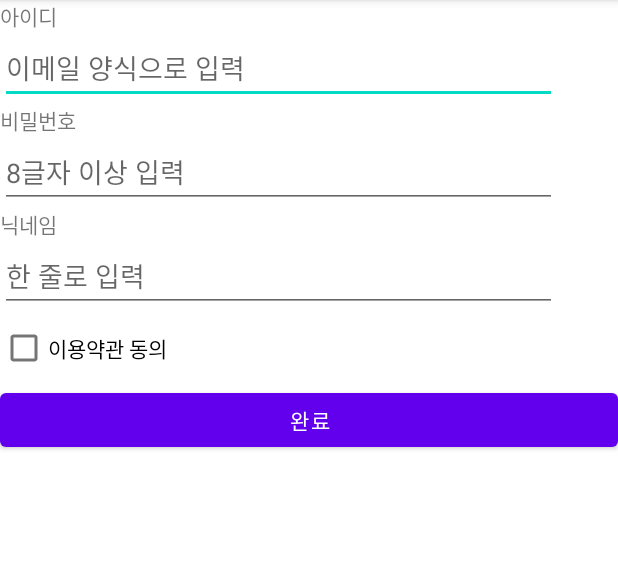
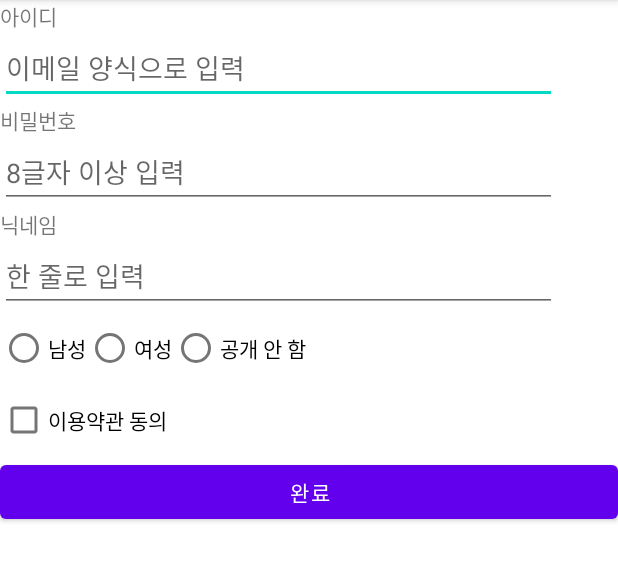
Before and after one commit to Sohee0428/SignUpUIPractice_Sohee, an Android app: the screen it shows after launch (MainActivity), on a phone screen of 412 x 824 dp, the part 84-665 px from its top. Run offline under Robolectric (Android 15) with nearby library versions, the phone set to English and light mode, and no system bars.

Commit message:
RadioButton 속성 체험

```diff
--- a/app/src/main/res/layout/activity_main.xml
+++ b/app/src/main/res/layout/activity_main.xml
@@ -53,6 +53,31 @@
 
 
 
+    <RadioGroup
+        android:layout_width="wrap_content"
+        android:layout_height="wrap_content"
+        android:orientation="horizontal">
+
+        <RadioButton
+            android:layout_width="wrap_content"
+            android:layout_height="wrap_content"
+            android:text="남성"/>
+
+        <RadioButton
+            android:layout_width="wrap_content"
+            android:layout_height="wrap_content"
+            android:text="여성"/>
+
+        <RadioButton
+            android:layout_width="wrap_content"
+            android:layout_height="wrap_content"
+            android:text="공개 안 함"/>
+
+
+    </RadioGroup>
+
+
+
     <CheckBox
         android:layout_width="wrap_content"
         android:layout_height="wrap_content"
```
